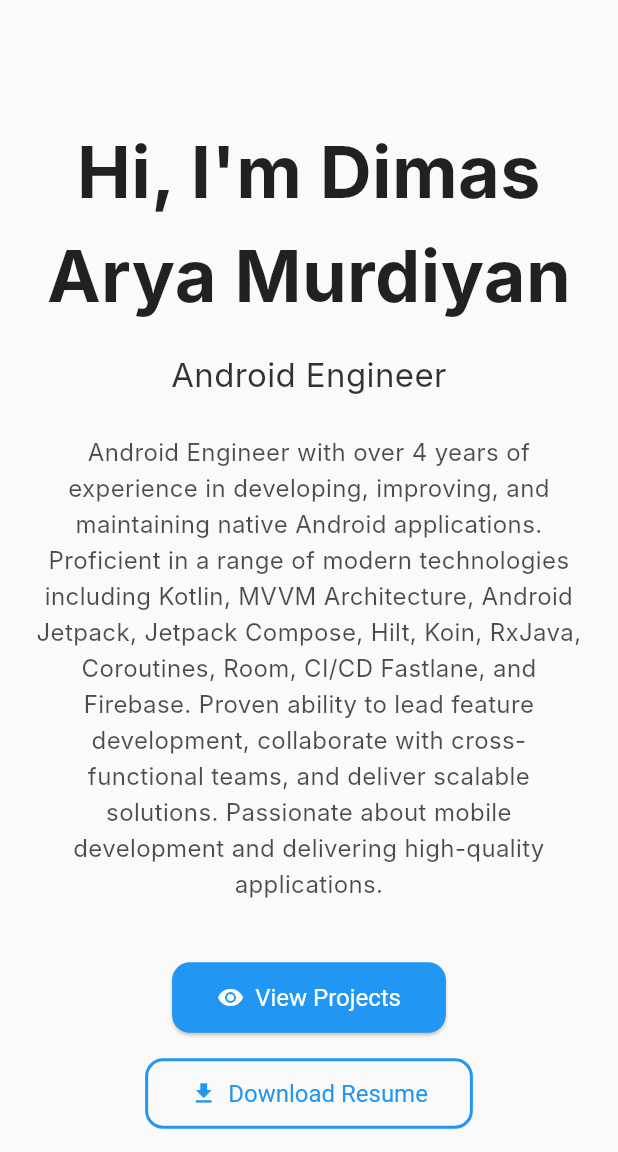
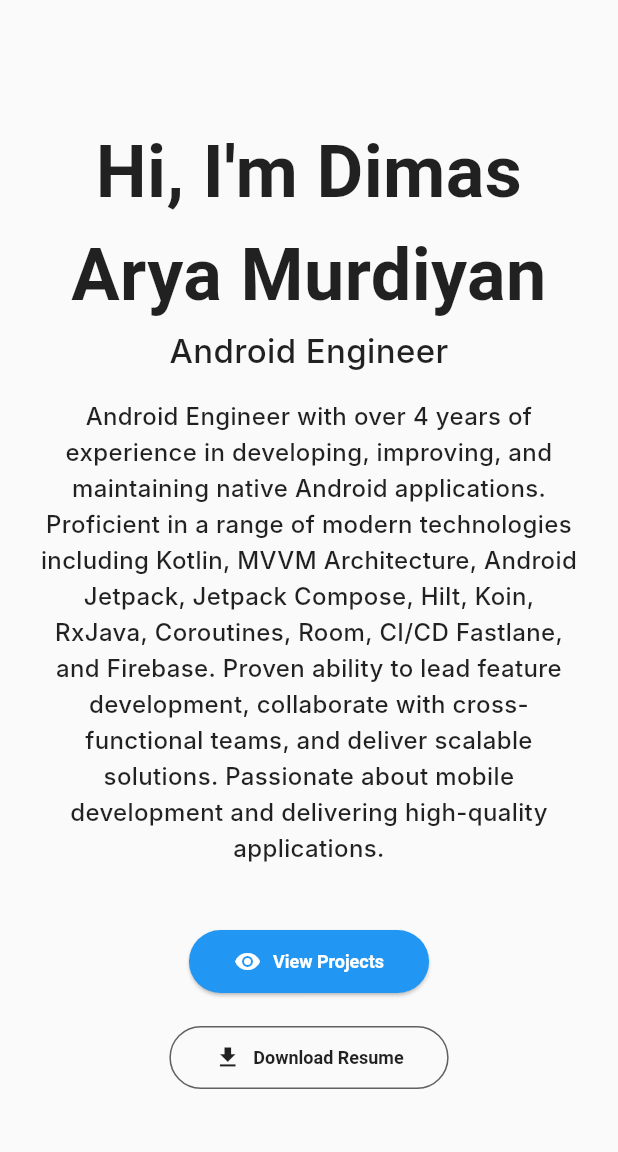
Before and after one commit to dimasaryamurdiyan/portfolio, a Flutter app: the screen it shows after launch, after a tap on the "code" icon, on a phone screen of 412 x 824 dp, the part 84-1236 px from its top. Run offline on Flutter 3.47's test engine with Material 3 defaults, Android fonts, the phone set to English and light mode, and no system bars; our stand-ins replace flutter_riverpod, shared_preferences; Roboto replaces fonts that are missing (Arial, Inter).

Commit message:
feat: Update styling and layout across multiple sections for improved visual consistency and responsiveness

```diff
--- a/lib/widgets/hero_section.dart
+++ b/lib/widgets/hero_section.dart
@@ -27,21 +27,22 @@ class HeroSection extends StatelessWidget {
             "Hi, I'm ${PortfolioData.name}",
             textAlign: TextAlign.center,
             style: TextStyle(
+              fontFamily: 'Arial',
               fontSize: isLargeScreen ? 64 : 48,
               fontWeight: FontWeight.bold,
-              color: Theme.of(context).colorScheme.onBackground,
+              color: Theme.of(context).colorScheme.onSurface,
             ),
           ),
-          const SizedBox(height: 16),
           Text(
             PortfolioData.title,
             textAlign: TextAlign.center,
             style: TextStyle(
               fontSize: isLargeScreen ? 28 : 22,
-              color: Theme.of(context).colorScheme.onBackground.withOpacity(0.8),
+              fontWeight: FontWeight.w500,
+              color: Theme.of(context).colorScheme.onSurface,
             ),
           ),
-          const SizedBox(height: 24),
+          const SizedBox(height: 16),
           ConstrainedBox(
             constraints: const BoxConstraints(maxWidth: 700),
             child: Text(
@@ -49,8 +50,9 @@ class HeroSection extends StatelessWidget {
               textAlign: TextAlign.center,
               style: TextStyle(
                 fontSize: isLargeScreen ? 18 : 16,
+                fontWeight: FontWeight.w500,
                 height: 1.5,
-                color: Theme.of(context).colorScheme.onBackground.withOpacity(0.7),
+                color: Theme.of(context).colorScheme.onSurface,
               ),
             ),
           ),
@@ -67,9 +69,12 @@ class HeroSection extends StatelessWidget {
                 style: ElevatedButton.styleFrom(
                   backgroundColor: Theme.of(context).colorScheme.primary,
                   foregroundColor: Theme.of(context).colorScheme.onPrimary,
-                  shape: RoundedRectangleBorder(borderRadius: BorderRadius.circular(12)),
-                  padding: EdgeInsets.symmetric(horizontal: 30, vertical: isLargeScreen ? 18 : 14),
-                  textStyle: TextStyle(fontSize: isLargeScreen ? 18 : 16),
+                  shape: RoundedRectangleBorder(borderRadius: BorderRadius.circular(24)),
+                  padding: EdgeInsets.symmetric(horizontal: 30, vertical: isLargeScreen ? 20 : 12),
+                  textStyle: TextStyle(
+                    fontSize: isLargeScreen ? 14 : 12,
+                    fontWeight: FontWeight.w600,
+                  ),
                 ),
               ),
               OutlinedButton.icon(
@@ -77,11 +82,14 @@ class HeroSection extends StatelessWidget {
                 icon: const Icon(Icons.download),
                 label: const Text('Download Resume'),
                 style: OutlinedButton.styleFrom(
-                  foregroundColor: Theme.of(context).colorScheme.primary,
-                  side: BorderSide(color: Theme.of(context).colorScheme.primary, width: 2),
-                  shape: RoundedRectangleBorder(borderRadius: BorderRadius.circular(12)),
-                  padding: EdgeInsets.symmetric(horizontal: 30, vertical: isLargeScreen ? 18 : 14),
-                  textStyle: TextStyle(fontSize: isLargeScreen ? 18 : 16),
+                  foregroundColor: Theme.of(context).colorScheme.onSurface,
+                  side: BorderSide(color: Theme.of(context).colorScheme.onSurfaceVariant, width: 1),
+                  shape: RoundedRectangleBorder(borderRadius: BorderRadius.circular(24)),
+                  padding: EdgeInsets.symmetric(horizontal: 30, vertical: isLargeScreen ? 20 : 12),
+                  textStyle: TextStyle(
+                    fontSize: isLargeScreen ? 14 : 12,
+                    fontWeight: FontWeight.w600,
+                  ),
                 ),
               ),
             ],
--- a/lib/widgets/lets_work_together_section.dart
+++ b/lib/widgets/lets_work_together_section.dart
@@ -21,7 +21,7 @@ class LetsWorkTogetherSection extends StatelessWidget {
             style: TextStyle(
               fontSize: isLargeScreen ? 48 : 36,
               fontWeight: FontWeight.bold,
-              color: Theme.of(context).colorScheme.onBackground,
+              color: Theme.of(context).colorScheme.onSurface,
             ),
           ),
           const SizedBox(height: 24),
@@ -33,21 +33,21 @@ class LetsWorkTogetherSection extends StatelessWidget {
               style: TextStyle(
                 fontSize: isLargeScreen ? 18 : 16,
                 height: 1.6,
-                color: Theme.of(context).colorScheme.onBackground.withOpacity(0.7),
+                color: Theme.of(context).colorScheme.onSurface.withOpacity(0.7),
               ),
             ),
           ),
           const SizedBox(height: 40),
           ElevatedButton(
             onPressed: onGetInTouchPressed,
-            child: const Text('Get In Touch'),
             style: ElevatedButton.styleFrom(
               backgroundColor: Theme.of(context).colorScheme.primary,
               foregroundColor: Theme.of(context).colorScheme.onPrimary,
-              shape: RoundedRectangleBorder(borderRadius: BorderRadius.circular(12)),
+              shape: RoundedRectangleBorder(borderRadius: BorderRadius.circular(24)),
               padding: EdgeInsets.symmetric(horizontal: 40, vertical: isLargeScreen ? 20 : 16),
-              textStyle: TextStyle(fontSize: isLargeScreen ? 20 : 18, fontWeight: FontWeight.bold),
+              textStyle: TextStyle(fontSize: isLargeScreen ? 14 : 12, fontWeight: FontWeight.bold),
             ),
+            child: const Text('Get In Touch'),
           ),
         ],
       ),
--- a/lib/widgets/project_card.dart
+++ b/lib/widgets/project_card.dart
@@ -9,10 +9,19 @@ class ProjectCard extends StatelessWidget {
 
   const ProjectCard({super.key, required this.project});
 
+  // Helper to convert hex string to Color
+  Color _hexToColor(String hexCode) {
+    String formattedHex = hexCode.replaceAll("#", "");
+    if (formattedHex.length == 6) {
+      formattedHex = "FF$formattedHex"; // Add full opacity
+    }
+    return Color(int.parse(formattedHex, radix: 16));
+  }
+
   Future<void> _launchUrl(String url) async {
     final Uri uri = Uri.parse(url);
     if (!await launchUrl(uri)) {
-      if (kDebugMode) {
+      if(kDebugMode) {
         print('Could not launch $url');
       }
     }
@@ -20,71 +29,57 @@ class ProjectCard extends StatelessWidget {
 
   @override
   Widget build(BuildContext context) {
-    final isLargeScreen = MediaQuery.of(context).size.width > 800;
+    // Removed isLargeScreen as it's not directly used for card internal layout anymore
+    // and the card itself is responsive via GridView.builder's childAspectRatio
 
     return Card(
-      elevation: 4,
-      margin: const EdgeInsets.symmetric(vertical: 12.0),
-      shape: RoundedRectangleBorder(borderRadius: BorderRadius.circular(16)),
-      clipBehavior: Clip.antiAlias, // Ensures image corners are rounded
+      elevation: 0, // Set elevation to 0 to match flat design in screenshot
+      margin: const EdgeInsets.symmetric(vertical: 0.0), // No vertical margin on the card itself
+      shape: RoundedRectangleBorder(borderRadius: BorderRadius.circular(12)), // Slightly less rounded than before to match screenshot
+      clipBehavior: Clip.antiAlias,
+      color: _hexToColor(project["card_color"] ?? "#FFFFFF"), // Use dynamic background color
+      child: Padding(
+        padding: const EdgeInsets.all(24.0), // Increased padding
         child: Column(
-        crossAxisAlignment: CrossAxisAlignment.start,
-        children: [
-          // Project Image
-          Image.network(
-            project["image_url"] ?? "https://placehold.co/600x400/CCCCCC/000?text=Project+Image",
-            fit: BoxFit.cover,
-            height: isLargeScreen ? 200 : 150,
-            width: double.infinity,
-            errorBuilder: (context, error, stackTrace) => Container(
-              height: isLargeScreen ? 200 : 150,
-              color: Theme.of(context).colorScheme.surfaceVariant,
-              child: Center(
-                child: Icon(Icons.broken_image, color: Theme.of(context).colorScheme.onSurfaceVariant),
-              ),
-            ),
-          ),
-          Padding(
-            padding: const EdgeInsets.all(20.0),
-            child: Column(
-              crossAxisAlignment: CrossAxisAlignment.start,
+          crossAxisAlignment: CrossAxisAlignment.start, // Align content to start
           children: [
             Text(
               project["company"]!, // Using company as project title
               style: TextStyle(
-                    fontSize: 22,
+                fontSize: 20, // Adjusted font size
                 fontWeight: FontWeight.bold,
                 color: Theme.of(context).colorScheme.onSurface,
               ),
             ),
-                const SizedBox(height: 8),
-                Text(
+            const SizedBox(height: 8), // Spacing between title and description
+            Expanded( // Use Expanded to ensure description takes available space
+              child: Text(
                 project["description"] ?? "No description available.",
                 style: TextStyle(
-                    fontSize: 16,
-                    color: Theme.of(context).colorScheme.onSurface.withOpacity(0.8),
+                  fontSize: 16, // Adjusted font size
+                  color: Theme.of(context).colorScheme.onSurface,
                 ),
-                  maxLines: 3,
-                  overflow: TextOverflow.ellipsis,
+                // Removed maxLines and overflow as Expanded handles it better
               ),
-                const SizedBox(height: 16),
+            ),
+            const SizedBox(height: 16), // Spacing before the button
             Align(
-                  alignment: Alignment.bottomRight,
+              alignment: Alignment.bottomLeft, // Align button to bottom left
               child: TextButton.icon(
                 onPressed: () => _launchUrl(PortfolioData.githubUrl), // Link to GitHub or specific project URL
-                    icon: const Icon(Icons.arrow_forward),
-                    label: const Text('View Project'),
+                icon: Icon(Icons.open_in_new, size: 18), // Changed icon to open_in_new
+                label: Text('View Project', style: TextStyle(fontSize: 16)), // Adjusted font size
                 style: TextButton.styleFrom(
-                      foregroundColor: Theme.of(context).colorScheme.primary,
+                  foregroundColor: Theme.of(context).colorScheme.onSurface, // Match text color
                   shape: RoundedRectangleBorder(borderRadius: BorderRadius.circular(8)),
+                  padding: EdgeInsets.zero, // Remove default button padding
+                  alignment: Alignment.centerLeft, // Align text and icon to left within the button area
                 ),
               ),
             ),
           ],
         ),
       ),
-        ],
-      ),
     );
   }
 }
--- a/lib/widgets/tech_i_work_with_section.dart
+++ b/lib/widgets/tech_i_work_with_section.dart
@@ -16,9 +16,9 @@ class TechIWorkWithSection extends StatelessWidget {
           Text(
             "Tech I Work With",
             style: TextStyle(
-              fontSize: isLargeScreen ? 36 : 28,
+              fontSize: isLargeScreen ? 24 : 18,
               fontWeight: FontWeight.bold,
-              color: Theme.of(context).colorScheme.onBackground,
+              color: Theme.of(context).colorScheme.onSurface,
             ),
             textAlign: TextAlign.center,
           ),
--- a/lib/widgets/tech_stack_chip.dart
+++ b/lib/widgets/tech_stack_chip.dart
@@ -13,7 +13,7 @@ class TechStackChip extends StatelessWidget {
       elevation: 2,
       shape: RoundedRectangleBorder(borderRadius: BorderRadius.circular(12)),
       child: Padding(
-        padding: const EdgeInsets.all(16.0),
+        padding: const EdgeInsets.symmetric(horizontal: 40, vertical: 16),
         child: Column(
           children: [
             Icon(icon, size: 40, color: Theme.of(context).colorScheme.primary),
--- a/lib/widgets/what_i_do_section.dart
+++ b/lib/widgets/what_i_do_section.dart
@@ -9,15 +9,16 @@ class WhatIDoSection extends StatelessWidget {
     final isLargeScreen = MediaQuery.of(context).size.width > 800;
 
     return Padding(
-      padding: const EdgeInsets.symmetric(vertical: 40.0, horizontal: 24),
+      padding: const EdgeInsets.symmetric(vertical: 20.0, horizontal: 24),
       child: Column(
         children: [
+          SizedBox(height: 120),
           Text(
             "What I do",
             style: TextStyle(
-              fontSize: isLargeScreen ? 36 : 28,
+              fontSize: isLargeScreen ? 24 : 18,
               fontWeight: FontWeight.bold,
-              color: Theme.of(context).colorScheme.onBackground,
+              color: Theme.of(context).colorScheme.onSurface,
             ),
             textAlign: TextAlign.center,
           ),
@@ -30,7 +31,7 @@ class WhatIDoSection extends StatelessWidget {
               style: TextStyle(
                 fontSize: isLargeScreen ? 18 : 16,
                 height: 1.6,
-                color: Theme.of(context).colorScheme.onBackground.withOpacity(0.7),
+                color: Theme.of(context).colorScheme.onSurface,
               ),
             ),
           ),
```
Lines whose indentation alone changed are shown as unchanged.
